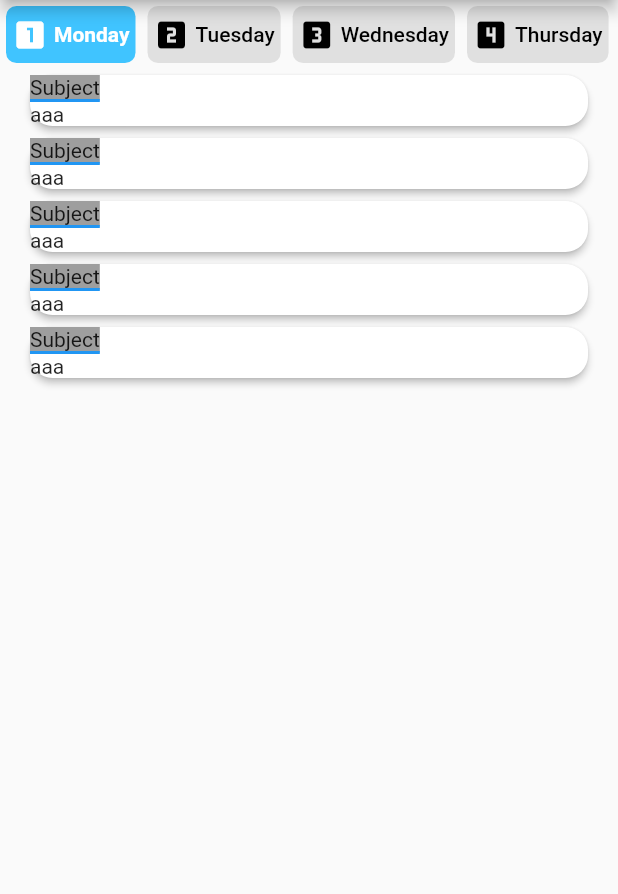
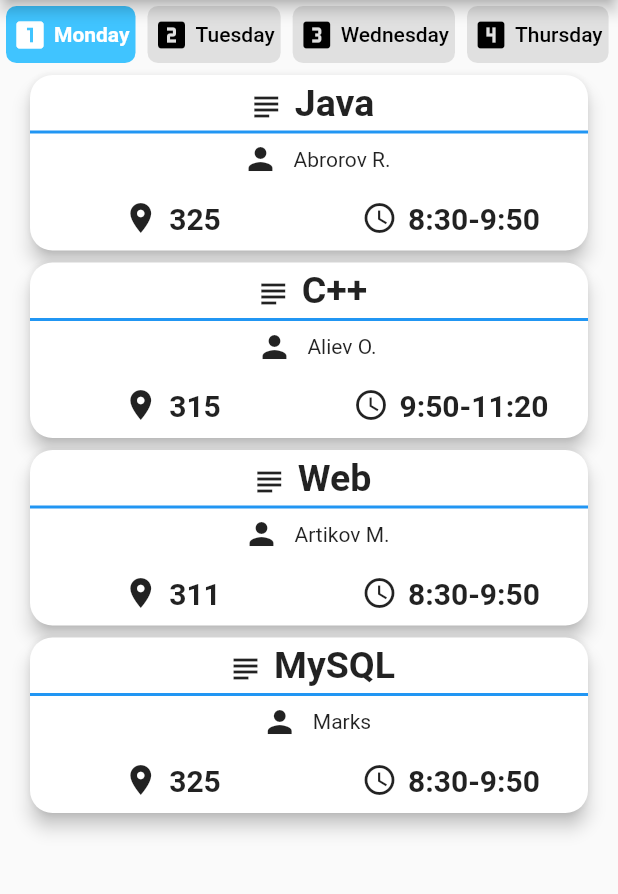
Before and after one commit to hacker-uz/flutter_ubtuit, a Flutter app: the screen it shows after launch, on a phone screen of 412 x 824 dp, the part 84-978 px from its top. Run offline on Flutter 3.47's test engine with Material 2 defaults, Android fonts, the phone set to English and light mode, and no system bars; drawn by our look-alikes of buttons_tabbar.

Commit message:
создан дизайн week_list

```diff
--- a/lib/data/week_list_ui.dart
+++ b/lib/data/week_list_ui.dart
@@ -15,30 +15,29 @@ class _WeekListState extends State<WeekList> {
 
   final week = <Week>[
     Week(
-        title: 'Test1',
-        author: 'Max1',
-        description: 'Test Workout1',
-        level: 'Beginner'),
+        subject: "Java",
+        teacher: "Abrorov R.",
+        sub_type: "Praktika",
+        room: 325,
+        time: "8:30-9:50"),
     Week(
-        title: 'Test2',
-        author: 'Max2',
-        description: 'Test Workout2',
-        level: 'Intermediate'),
+        subject: "C++",
+        teacher: "Aliev O.",
+        sub_type: "Maruza",
+        room: 315,
+        time: "9:50-11:20"),
     Week(
-        title: 'Test3',
-        author: 'Max3',
-        description: 'Test Workout3',
-        level: 'Advanced'),
+        subject: "Web",
+        teacher: "Artikov M.",
+        sub_type: "Praktika",
+        room: 311,
+        time: "8:30-9:50"),
     Week(
-        title: 'Test4',
-        author: 'Max4',
-        description: 'Test Workout4',
-        level: 'Beginner'),
-    Week(
-        title: 'Test5',
-        author: 'Max5',
-        description: 'Test Workout5',
-        level: 'Intermediate'),
+        subject: "MySQL",
+        teacher: "Marks",
+        sub_type: "Praktika",
+        room: 325,
+        time: "8:30-9:50"),
   ];
 
   @override
@@ -47,33 +46,142 @@ class _WeekListState extends State<WeekList> {
       child: ListView.builder(
           itemCount: week.length,
           itemBuilder: (context, i) {
-            return Card(
+            return Container(
+                child: Card(
               shape: RoundedRectangleBorder(
                 borderRadius: BorderRadius.circular(15.0),
               ),
-              elevation: 2.0,
+              elevation: 5.0,
               margin: EdgeInsets.symmetric(horizontal: 20, vertical: 4),
               child: Column(
                 mainAxisSize: MainAxisSize.min,
                 children: <Widget>[
                   Row(
-                    crossAxisAlignment: CrossAxisAlignment.center,
+                    mainAxisSize: MainAxisSize.min,
                     children: <Widget>[
-                      Container(
-                          child: Text("Subject"),
-                          decoration: BoxDecoration(
-                            color: Colors.grey,
-                            border: Border(
-                                bottom: BorderSide(width: 2.0, color: Colors.blue)),
-                          )),
+                      Expanded(
+                        child: Container(
+                            child: Container(
+                              child: RichText(
+                                text: TextSpan(
+                                  style: Theme.of(context).textTheme.bodyText2,
+                                  children: [
+                                    WidgetSpan(
+                                      child: Padding(
+                                        padding: const EdgeInsets.symmetric(
+                                            horizontal: 5.0),
+                                        child: Icon(Icons.subject),
+                                      ),
+                                    ),
+                                    WidgetSpan(
+                                        child: Padding(
+                                      padding: const EdgeInsets.symmetric(
+                                          horizontal: 2.0),
+                                      child: Text(week[i].subject,
+                                          style: TextStyle(
+                                              fontWeight: FontWeight.bold,
+                                              fontSize: 25)),
+                                    ))
+                                  ],
+                                ),
+                              ),
+                              alignment: Alignment.center,
+                            ),
+                            padding: EdgeInsets.symmetric(
+                                horizontal: 10, vertical: 4),
+                            decoration: BoxDecoration(
+                              color: Colors.transparent,
+                              border: Border(
+                                  bottom: BorderSide(
+                                      width: 2.0, color: Colors.blue)),
+                            )),
+                      ),
                     ],
                   ),
                   Row(
-                    children: <Widget>[Text("aaa")],
+                    mainAxisSize: MainAxisSize.min,
+                    children: <Widget>[
+                      Container(
+                        child: Padding(
+                            padding: const EdgeInsets.symmetric(
+                                horizontal: 10, vertical: 5),
+                            child: Icon(Icons.person)),
+                        alignment: Alignment.center,
+                      ),
+                      Text(week[i].teacher)
+                    ],
+                  ),
+                  Row(
+                    mainAxisAlignment: MainAxisAlignment.spaceBetween,
+                    children: <Widget>[
+                      Expanded(
+                          child: Column(
+                        children: <Widget>[
+                          Padding(
+                              padding: const EdgeInsets.symmetric(
+                                  horizontal: 10, vertical: 10),
+                              child: RichText(
+                                text: TextSpan(
+                                  style: Theme.of(context).textTheme.bodyText2,
+                                  children: [
+                                    WidgetSpan(
+                                      child: Padding(
+                                        padding: const EdgeInsets.symmetric(
+                                            horizontal: 5.0),
+                                        child: Icon(Icons.room),
+                                      ),
+                                    ),
+                                    WidgetSpan(
+                                        child: Padding(
+                                      padding: const EdgeInsets.symmetric(
+                                          horizontal: 2.0),
+                                      child: Text(week[i].room.toString(),
+                                          style: TextStyle(
+                                              fontWeight: FontWeight.bold,
+                                              fontSize: 20)),
+                                    ))
+                                  ],
+                                ),
+                              )),
+                        ],
+                      )),
+                      Expanded(
+                          child: Column(
+                        mainAxisSize: MainAxisSize.min,
+                        children: <Widget>[
+                          Padding(
+                              padding: const EdgeInsets.symmetric(
+                                  horizontal: 10, vertical: 10),
+                              child: RichText(
+                                text: TextSpan(
+                                  style: Theme.of(context).textTheme.bodyText2,
+                                  children: [
+                                    WidgetSpan(
+                                      child: Padding(
+                                        padding: const EdgeInsets.symmetric(
+                                            horizontal: 5.0),
+                                        child: Icon(Icons.access_time),
+                                      ),
+                                    ),
+                                    WidgetSpan(
+                                        child: Padding(
+                                      padding: const EdgeInsets.symmetric(
+                                          horizontal: 2.0),
+                                      child: Text(week[i].time,
+                                          style: TextStyle(
+                                              fontWeight: FontWeight.bold,
+                                              fontSize: 20)),
+                                    ))
+                                  ],
+                                ),
+                              )),
+                        ],
+                      ))
+                    ],
                   )
                 ],
               ),
-            );
+            ));
           }),
     );
 
@@ -84,39 +192,3 @@ class _WeekListState extends State<WeekList> {
     );
   }
 }
-
-Widget subtitle(BuildContext context, Week week) {
-  var color = Colors.grey;
-  double indicatorLevel = 0;
-
-  switch (week.level) {
-    case 'Beginner':
-      color = Colors.green;
-      indicatorLevel = 0.33;
-      break;
-    case 'Intermediate':
-      color = Colors.yellow;
-      indicatorLevel = 0.66;
-      break;
-    case 'Advanced':
-      color = Colors.red;
-      indicatorLevel = 1;
-      break;
-  }
-
-  return Row(
-    children: <Widget>[
-      Expanded(
-          flex: 1,
-          child: LinearProgressIndicator(
-              backgroundColor: Theme.of(context).textTheme.headline6.color,
-              value: indicatorLevel,
-              valueColor: AlwaysStoppedAnimation(color))),
-      SizedBox(width: 10),
-      Expanded(
-          flex: 3,
-          child: Text(week.level,
-              style: TextStyle(color: Theme.of(context).textTheme.title.color)))
-    ],
-  );
-}
--- a/lib/domain/week.dart
+++ b/lib/domain/week.dart
@@ -1,14 +1,12 @@
 class Week {
-  String title;
-  String author;
-  String description;
-  String level;
-
-  Week({this.title, this.author, this.description, this.level});
 
   String subject;
   String teacher;
   String sub_type;
-  String room;
+  int room;
   String time;
+
+  Week({this.subject, this.teacher, this.sub_type, this.room, this.time});
+
+
 }
```
Also changed, not shown: 2 other files.
